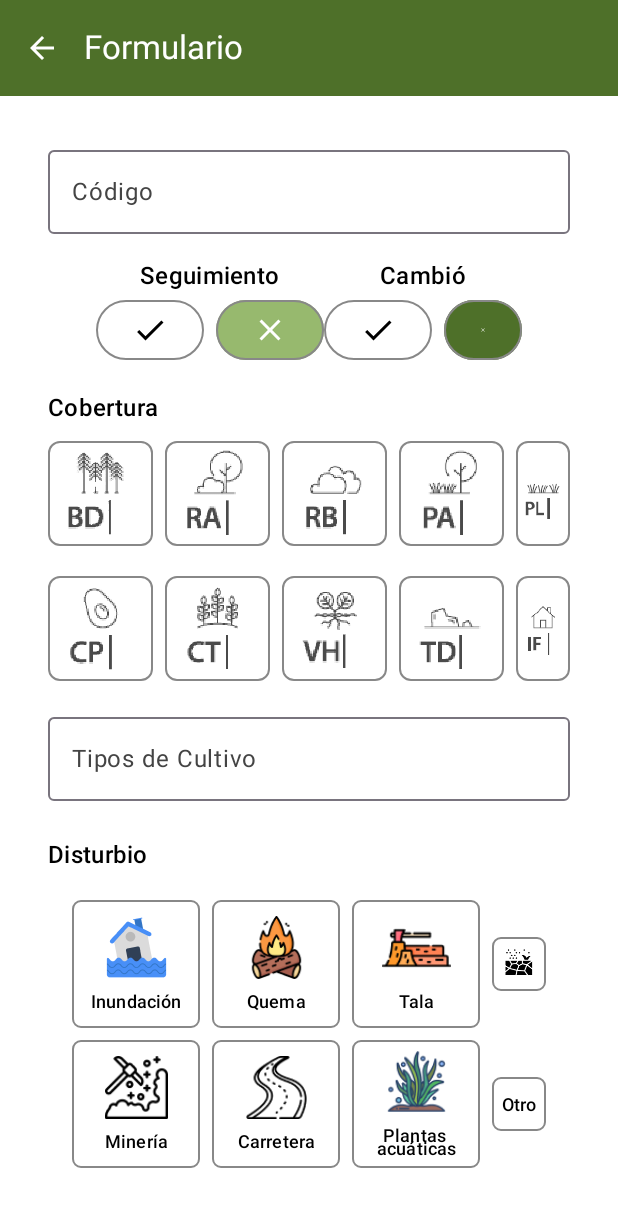
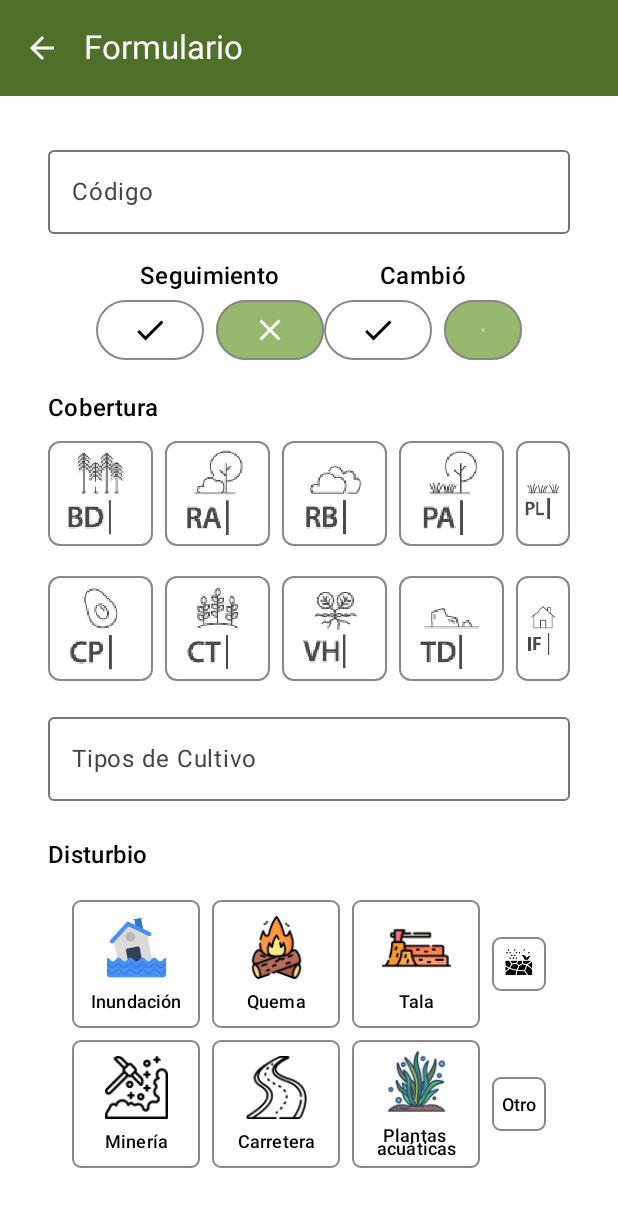
Before and after one commit to 4xlRose/Koalandroid, an Android app built with Jetpack Compose: the @Preview function PreviewFormularioSeguimiento, on a phone screen of 412 x 824 dp. Shown: the top 1207 px of the screen. Run offline under Robolectric (Android 15) with nearby library versions, the phone set to English and light mode, and no system bars; our stand-ins replace Room's generated code; libraries missing offline, so code that uses them is left out: androidx.camera.core, androidx.camera.view.

Commit message:
Correcion colores

```diff
--- a/app/src/main/java/com/example/koadex/Views/FormularioSeguimiento.kt
+++ b/app/src/main/java/com/example/koadex/Views/FormularioSeguimiento.kt
@@ -179,7 +179,7 @@ fun FormularioSeguimientoScreen(
                         onClick = { onFormValueChange(formUiState.formsFollowUpDetails.copy(change = true)) }, // Marca el botón como seleccionado
                         border = BorderStroke(1.dp, Color.Gray),
                         colors = ButtonDefaults.outlinedButtonColors(
-                            containerColor = if (formUiState.formsFollowUpDetails.change) Color(0xFF4E7029) else Color.White,
+                            containerColor = if (formUiState.formsFollowUpDetails.change) Color(0xFF97B96E) else Color.White,
                             contentColor = if (formUiState.formsFollowUpDetails.change) Color.White else Color.Black
                         )
                     ) {
@@ -189,7 +189,7 @@ fun FormularioSeguimientoScreen(
                         onClick = { onFormValueChange(formUiState.formsFollowUpDetails.copy(change = false)) }, // Marca el botón como seleccionado
                         border = BorderStroke(1.dp, Color.Gray),
                         colors = ButtonDefaults.outlinedButtonColors(
-                            containerColor = if (!formUiState.formsFollowUpDetails.change) Color(0xFF4E7029) else Color.White,
+                            containerColor = if (!formUiState.formsFollowUpDetails.change) Color(0xFF97B96E) else Color.White,
                             contentColor = if (!formUiState.formsFollowUpDetails.change) Color.White else Color.Black
                         )
                     ) {
```
